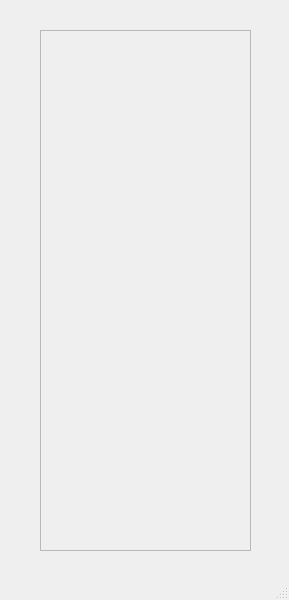
Negolng/Grapher, file log_gui.ui: the form before one commit.
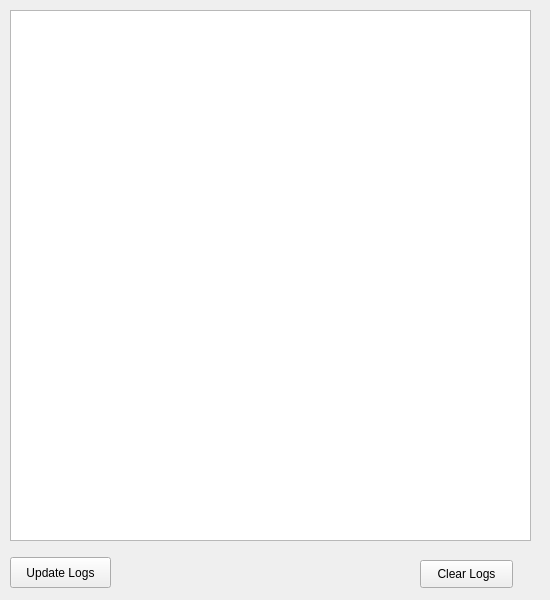
The form after the commit.

```diff
--- a/log_gui.ui
+++ b/log_gui.ui
@@ -6,49 +6,57 @@
    <rect>
     <x>0</x>
     <y>0</y>
-    <width>289</width>
+    <width>550</width>
     <height>600</height>
    </rect>
   </property>
+  <property name="sizePolicy">
+   <sizepolicy hsizetype="Fixed" vsizetype="Fixed">
+    <horstretch>0</horstretch>
+    <verstretch>0</verstretch>
+   </sizepolicy>
+  </property>
   <property name="windowTitle">
    <string>MainWindow</string>
   </property>
   <widget class="QWidget" name="centralwidget">
-   <widget class="QScrollArea" name="logArea">
+   <widget class="QListWidget" name="logArea">
     <property name="geometry">
      <rect>
-      <x>40</x>
-      <y>30</y>
-      <width>211</width>
-      <height>521</height>
+      <x>10</x>
+      <y>10</y>
+      <width>521</width>
+      <height>531</height>
      </rect>
     </property>
-    <property name="widgetResizable">
-     <bool>true</bool>
-    </property>
-    <widget class="QWidget" name="scrollAreaWidgetContents">
+   </widget>
+   <widget class="QPushButton" name="updateButton">
      <property name="geometry">
       <rect>
-       <x>0</x>
-       <y>0</y>
-       <width>209</width>
-       <height>519</height>
-      </rect>
-     </property>
-    </widget>
-   </widget>
-  </widget>
-  <widget class="QMenuBar" name="menubar">
+      <x>10</x>
+      <y>557</y>
+      <width>101</width>
+      <height>31</height>
+     </rect>
+    </property>
+    <property name="text">
+     <string>Update Logs</string>
+    </property>
+   </widget>
+   <widget class="QPushButton" name="clearButton">
    <property name="geometry">
     <rect>
-     <x>0</x>
-     <y>0</y>
-     <width>289</width>
-     <height>21</height>
-    </rect>
-   </property>
-  </widget>
-  <widget class="QStatusBar" name="statusbar"/>
+      <x>420</x>
+      <y>560</y>
+      <width>93</width>
+      <height>28</height>
+     </rect>
+    </property>
+    <property name="text">
+     <string>Clear Logs</string>
+    </property>
+   </widget>
+  </widget>
  </widget>
  <resources/>
  <connections/>
```
Left out of the diff: 2 changed lines with no effect on the pictures. Lines whose indentation alone changed are shown as unchanged.
